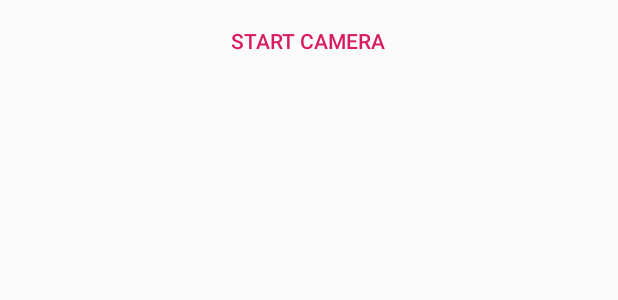
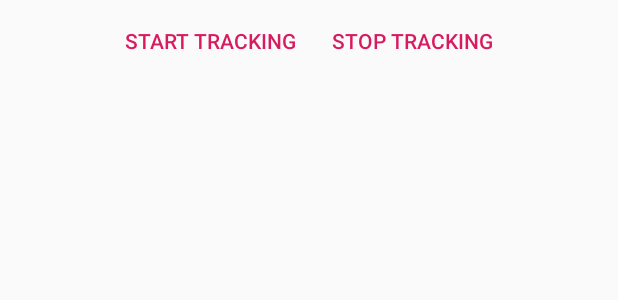
Before and after one commit to liangjunyi010/TouchlessChef, an Android app: the layout activity_main.xml on its own in the app's theme, with its tools: preview values and no code run, on a phone screen of 412 x 824 dp. Shown: the top 300 px of the screen. Run offline under Robolectric (Android 15) with nearby library versions, the phone set to English and light mode, and no system bars.

Commit message:
feat: Stop camera button

```diff
--- a/mediapipe/examples/android/solutions/hands/src/main/res/layout/activity_main.xml
+++ b/mediapipe/examples/android/solutions/hands/src/main/res/layout/activity_main.xml
@@ -15,10 +15,21 @@
             android:layout_width="wrap_content"
             style="?android:attr/buttonBarButtonStyle" android:layout_height="wrap_content"
             android:text="@string/start_camera" />
+        <Button
+            android:id="@+id/button_stop_camera"
+            android:layout_width="wrap_content"
+            style="?android:attr/buttonBarButtonStyle" android:layout_height="wrap_content"
+            android:text="@string/stop_camera" />
     </LinearLayout>
-    <FrameLayout
+
+    <RelativeLayout
+        android:id="@+id/menu_display_layout"
+        android:layout_width="match_parent"
+        android:layout_height="552dp"></RelativeLayout>
+    <RelativeLayout
         android:id="@+id/preview_display_layout"
         android:layout_width="match_parent"
-        android:layout_height="match_parent">
-    </FrameLayout>
+        android:layout_height="match_parent"
+        android:layout_gravity="bottom">
+    </RelativeLayout>
 </LinearLayout>
--- a/mediapipe/examples/android/solutions/hands/src/main/res/values/strings.xml
+++ b/mediapipe/examples/android/solutions/hands/src/main/res/values/strings.xml
@@ -1,6 +1,4 @@
 <resources>
-    <string name="load_picture" translatable="false">Load Picture</string>
-    <string name="load_video" translatable="false">Load Video</string>
-    <string name="start_camera" translatable="false">Start Camera</string>
-    <string name="instruction" translatable="false">Please press any button above to start</string>
+    <string name="start_camera" translatable="false">Start Tracking</string>
+    <string name="stop_camera" translatable="false">Stop Tracking</string>
 </resources>
```
Also changed, not shown: mediapipe/examples/android/solutions/build.gradle (added, +24 -0 lines), mediapipe/examples/android/solutions/hands/src/main/java/com/google/mediapipe/examples/hands/MainActivity.java (+20 -11 lines), mediapipe/examples/android/solutions/gradle/wrapper/gradle-wrapper.properties (added), 1 other file.
